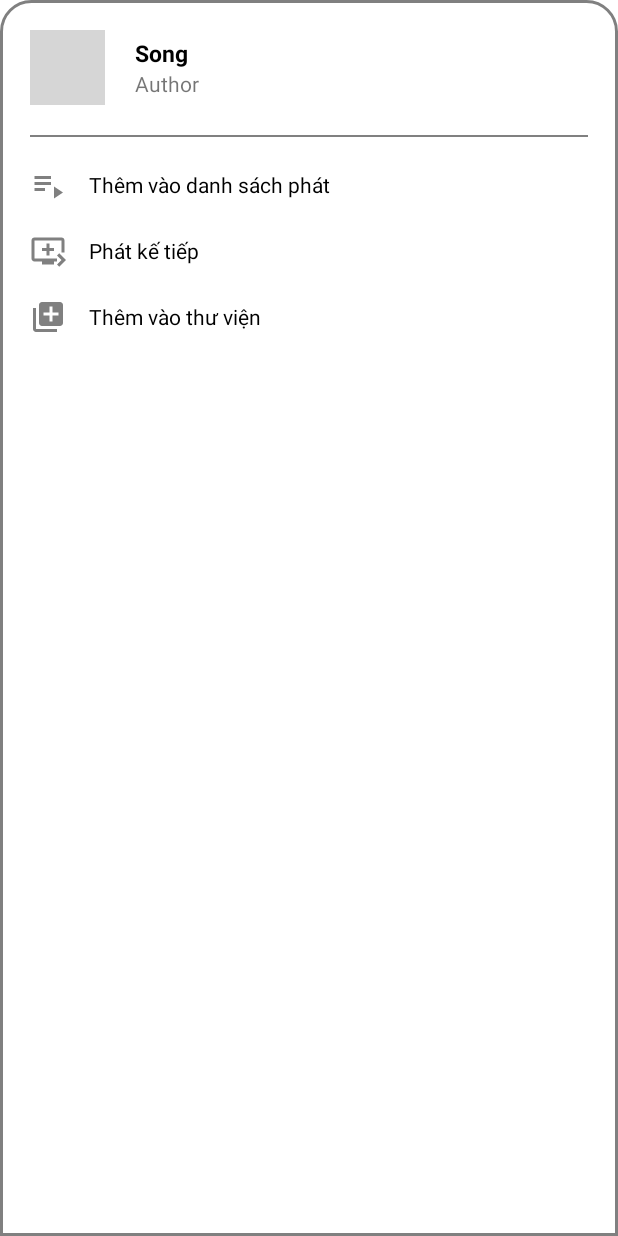
After one commit to hoanganhnth/AppMusic1, an Android app: the layout song_bottom_layout.xml on its own in the app's theme, with its tools: preview values and no code run, on a phone screen of 412 x 824 dp. The commit adds this screen. Run offline under Robolectric (Android 15) with nearby library versions, the phone set to English and light mode, and no system bars; grey boxes are pictures that could not be loaded.

Commit message:
feat: ui bottom dialog

```diff
--- a/app/src/main/java/com/example/appmusictest/adapter/SongAdapter.java
+++ b/app/src/main/java/com/example/appmusictest/adapter/SongAdapter.java
@@ -1,12 +1,21 @@
 package com.example.appmusictest.adapter;
 
+import android.app.Dialog;
 import android.content.Context;
 import android.content.Intent;
+import android.graphics.Color;
+import android.graphics.drawable.ColorDrawable;
+import android.util.Log;
+import android.view.Gravity;
 import android.view.LayoutInflater;
 import android.view.View;
 import android.view.ViewGroup;
+import android.view.Window;
+import android.widget.ImageButton;
 import android.widget.ImageView;
+import android.widget.LinearLayout;
 import android.widget.TextView;
+import android.widget.Toast;
 
 import androidx.annotation.NonNull;
 import androidx.recyclerview.widget.RecyclerView;
@@ -23,6 +32,7 @@ public class SongAdapter extends RecyclerView.Adapter<SongAdapter.ViewHolder> {
 
     private ArrayList<Song> songArrayList;
     private Context context;
+    private static final String TAG = "SongAdapter";
 
     public SongAdapter(ArrayList<Song> songArrayList) {
         this.songArrayList = songArrayList;
@@ -64,6 +74,49 @@ public class SongAdapter extends RecyclerView.Adapter<SongAdapter.ViewHolder> {
 
             holder.itemView.getContext().startActivity(intent);
         });
+        holder.moreIv.setOnClickListener(v -> {
+            showBottomDialog(v, position);
+        });
+    }
+
+    private void showBottomDialog(View view, int pos) {
+        final Dialog dialog = new Dialog(view.getContext());
+        dialog.requestWindowFeature(Window.FEATURE_NO_TITLE);
+        dialog.setContentView(R.layout.song_bottom_layout);
+
+        LinearLayout addPlaySongsLn = dialog.findViewById(R.id.addPlaySongsLn);
+        LinearLayout addPlayNextLn = dialog.findViewById(R.id.addPlayNextLn);
+        LinearLayout addFavLn = dialog.findViewById(R.id.addFavLn);
+
+        TextView nameSong = dialog.findViewById(R.id.nameSongTv);
+        TextView authorSong = dialog.findViewById(R.id.authorSongTv);
+        nameSong.setText(songArrayList.get(pos).getTitle());
+        authorSong.setText(songArrayList.get(pos).getNameAuthor());
+        ImageView imgIv = dialog.findViewById(R.id.imgDlIv);
+        Glide.with(view.getContext())
+                        .load(songArrayList.get(pos).getArtUrl())
+                                .into(imgIv);
+        addPlaySongsLn.setOnClickListener( v -> {
+            Toast.makeText(view.getContext(), "Đã thêm vào danh sách phát", Toast.LENGTH_SHORT).show();
+            dialog.dismiss();
+        });
+
+        addPlayNextLn.setOnClickListener( v -> {
+            Toast.makeText(view.getContext(), "Đã chuyển thành bài hát kế tiếp", Toast.LENGTH_SHORT).show();
+            dialog.dismiss();
+        });
+
+        addFavLn.setOnClickListener( v -> {
+            Toast.makeText(view.getContext(), "Đã thêm vào thư viện", Toast.LENGTH_SHORT).show();
+            dialog.dismiss();
+
+        });
+
+        dialog.show();
+        dialog.getWindow().setLayout(ViewGroup.LayoutParams.MATCH_PARENT,ViewGroup.LayoutParams.WRAP_CONTENT);
+        dialog.getWindow().setBackgroundDrawable(new ColorDrawable(Color.TRANSPARENT));
+        dialog.getWindow().getAttributes().windowAnimations = R.style.DialogAnimation;
+        dialog.getWindow().setGravity(Gravity.BOTTOM);
     }
 
     @Override
--- /dev/null
+++ b/app/src/main/res/anim/slide_in_bottom.xml
@@ -0,0 +1,9 @@
+<?xml version="1.0" encoding="utf-8"?>
+<set xmlns:android="http://schemas.android.com/apk/res/android">
+
+    <translate
+        android:duration="@android:integer/config_mediumAnimTime"
+        android:fromYDelta="100%p"
+        android:toYDelta="0"
+        />
+</set>
--- /dev/null
+++ b/app/src/main/res/anim/slide_out_bottom.xml
@@ -0,0 +1,10 @@
+<?xml version="1.0" encoding="utf-8"?>
+<set xmlns:android="http://schemas.android.com/apk/res/android">
+
+    <translate
+        android:duration="@android:integer/config_mediumAnimTime"
+        android:fromYDelta="0"
+        android:toYDelta="100%p"
+        />
+
+</set>
--- /dev/null
+++ b/app/src/main/res/drawable/dialog_bg.xml
@@ -0,0 +1,14 @@
+<?xml version="1.0" encoding="utf-8"?>
+<shape xmlns:android="http://schemas.android.com/apk/res/android">
+
+    <solid
+        android:color="@color/white"/>
+
+    <corners
+        android:topLeftRadius="20dp"
+        android:topRightRadius="20dp" />
+    <stroke
+        android:width="2dp"
+        android:color="@color/grayBt"/>
+
+</shape>
--- /dev/null
+++ b/app/src/main/res/drawable/ic_add_library.xml
@@ -0,0 +1,5 @@
+<vector android:height="24dp" android:tint="#808080"
+    android:viewportHeight="24" android:viewportWidth="24"
+    android:width="24dp" xmlns:android="http://schemas.android.com/apk/res/android">
+    <path android:fillColor="@android:color/white" android:pathData="M4,6L2,6v14c0,1.1 0.9,2 2,2h14v-2L4,20L4,6zM20,2L8,2c-1.1,0 -2,0.9 -2,2v12c0,1.1 0.9,2 2,2h12c1.1,0 2,-0.9 2,-2L22,4c0,-1.1 -0.9,-2 -2,-2zM19,11h-4v4h-2v-4L9,11L9,9h4L13,5h2v4h4v2z"/>
+</vector>
--- /dev/null
+++ b/app/src/main/res/drawable/ic_add_play_next.xml
@@ -0,0 +1,5 @@
+<vector android:height="24dp" android:tint="#808080"
+    android:viewportHeight="24" android:viewportWidth="24"
+    android:width="24dp" xmlns:android="http://schemas.android.com/apk/res/android">
+    <path android:fillColor="@android:color/white" android:pathData="M21,3H3C1.89,3 1,3.89 1,5v12c0,1.1 0.89,2 2,2h5v2h8v-2h2v-2H3V5h18v8h2V5C23,3.89 22.1,3 21,3zM13,10V7h-2v3H8v2h3v3h2v-3h3v-2H13zM24,18l-4.5,4.5L18,21l3,-3l-3,-3l1.5,-1.5L24,18z"/>
+</vector>
--- /dev/null
+++ b/app/src/main/res/drawable/ic_add_playlist_play.xml
@@ -0,0 +1,8 @@
+<vector android:autoMirrored="true" android:height="24dp"
+    android:tint="#808080" android:viewportHeight="24"
+    android:viewportWidth="24" android:width="24dp" xmlns:android="http://schemas.android.com/apk/res/android">
+    <path android:fillColor="@android:color/white" android:pathData="M3,10h11v2h-11z"/>
+    <path android:fillColor="@android:color/white" android:pathData="M3,6h11v2h-11z"/>
+    <path android:fillColor="@android:color/white" android:pathData="M3,14h7v2h-7z"/>
+    <path android:fillColor="@android:color/white" android:pathData="M16,13l0,8l6,-4z"/>
+</vector>
--- /dev/null
+++ b/app/src/main/res/layout/song_bottom_layout.xml
@@ -0,0 +1,130 @@
+<?xml version="1.0" encoding="utf-8"?>
+<LinearLayout xmlns:android="http://schemas.android.com/apk/res/android"
+    android:layout_width="match_parent"
+    android:layout_height="match_parent"
+    android:paddingStart="20dp"
+    android:paddingEnd="20dp"
+    android:paddingTop="20dp"
+    android:orientation="vertical"
+    android:background="@drawable/dialog_bg">
+
+    <RelativeLayout
+        android:id="@+id/songRl"
+        android:layout_width="match_parent"
+        android:layout_height="wrap_content"
+        android:layout_marginBottom="20dp"
+        >
+        <ImageView
+            android:id="@+id/imgDlIv"
+            android:layout_width="50dp"
+            android:layout_height="50dp"
+            android:src="@mipmap/music_player_icon"
+            android:scaleType="centerCrop"
+            android:layout_centerVertical="true"
+            android:layout_marginEnd="20dp"
+            />
+        <LinearLayout
+            android:layout_width="wrap_content"
+            android:layout_height="wrap_content"
+            android:layout_toEndOf="@id/imgDlIv"
+            android:orientation="vertical"
+            android:layout_centerVertical="true"
+            >
+            <TextView
+                android:id="@+id/nameSongTv"
+                android:layout_width="wrap_content"
+                android:layout_height="wrap_content"
+                android:text="Song"
+                android:textColor="@color/black"
+                android:textSize="15sp"
+                android:textStyle="bold"
+
+                />
+            <TextView
+                android:id="@+id/authorSongTv"
+                android:layout_width="wrap_content"
+                android:layout_height="wrap_content"
+                android:text="Author"
+
+                />
+        </LinearLayout>
+    </RelativeLayout>
+    <View
+        android:layout_width="match_parent"
+        android:layout_height="1dp"
+        android:background="@color/grayBt"
+        android:layout_marginBottom="20dp"/>
+    <LinearLayout
+        android:id="@+id/addPlaySongsLn"
+        android:layout_width="match_parent"
+        android:layout_height="wrap_content"
+        android:orientation="horizontal"
+        android:layout_marginBottom="20dp"
+        >
+        <ImageButton
+            android:layout_width="wrap_content"
+            android:layout_height="wrap_content"
+            android:src="@drawable/ic_add_playlist_play"
+            android:background="@android:color/transparent"
+            android:layout_gravity="center"
+            android:layout_marginEnd="15dp"
+            />
+        <TextView
+            android:layout_width="wrap_content"
+            android:layout_height="wrap_content"
+            android:text="Thêm vào danh sách phát"
+            android:textSize="14sp"
+            android:textColor="@color/black"
+            android:layout_gravity="center"
+            />
+    </LinearLayout>
+    <LinearLayout
+        android:id="@+id/addPlayNextLn"
+        android:layout_width="match_parent"
+        android:layout_height="wrap_content"
+        android:orientation="horizontal"
+        android:layout_marginBottom="20dp"
+        >
+        <ImageButton
+
+            android:layout_width="wrap_content"
+            android:layout_height="wrap_content"
+            android:src="@drawable/ic_add_play_next"
+            android:background="@android:color/transparent"
+            android:layout_gravity="center"
+            android:layout_marginEnd="15dp"
+            />
+        <TextView
+            android:layout_width="wrap_content"
+            android:layout_height="wrap_content"
+            android:text="Phát kế tiếp"
+            android:textSize="14sp"
+            android:textColor="@color/black"
+            android:layout_gravity="center"
+            />
+    </LinearLayout>
+    <LinearLayout
+        android:id="@+id/addFavLn"
+        android:layout_width="match_parent"
+        android:layout_height="wrap_content"
+        android:orientation="horizontal"
+        android:layout_marginBottom="20dp"
+        >
+        <ImageButton
+            android:layout_width="wrap_content"
+            android:layout_height="wrap_content"
+            android:src="@drawable/ic_add_library"
+            android:background="@android:color/transparent"
+            android:layout_gravity="center"
+            android:layout_marginEnd="15dp"
+            />
+        <TextView
+            android:layout_width="wrap_content"
+            android:layout_height="wrap_content"
+            android:text="Thêm vào thư viện"
+            android:textSize="14sp"
+            android:textColor="@color/black"
+            android:layout_gravity="center"
+            />
+    </LinearLayout>
+</LinearLayout>
--- a/app/src/main/res/values/themes.xml
+++ b/app/src/main/res/values/themes.xml
@@ -13,4 +13,8 @@
         <item name="android:statusBarColor">?attr/colorPrimaryVariant</item>
         <!-- Customize your theme here. -->
     </style>
+    <style name="DialogAnimation">
+        <item name="android:windowEnterAnimation">@anim/slide_in_bottom</item>
+        <item name="android:windowExitAnimation">@anim/slide_out_bottom</item>
+    </style>
 </resources>
```
